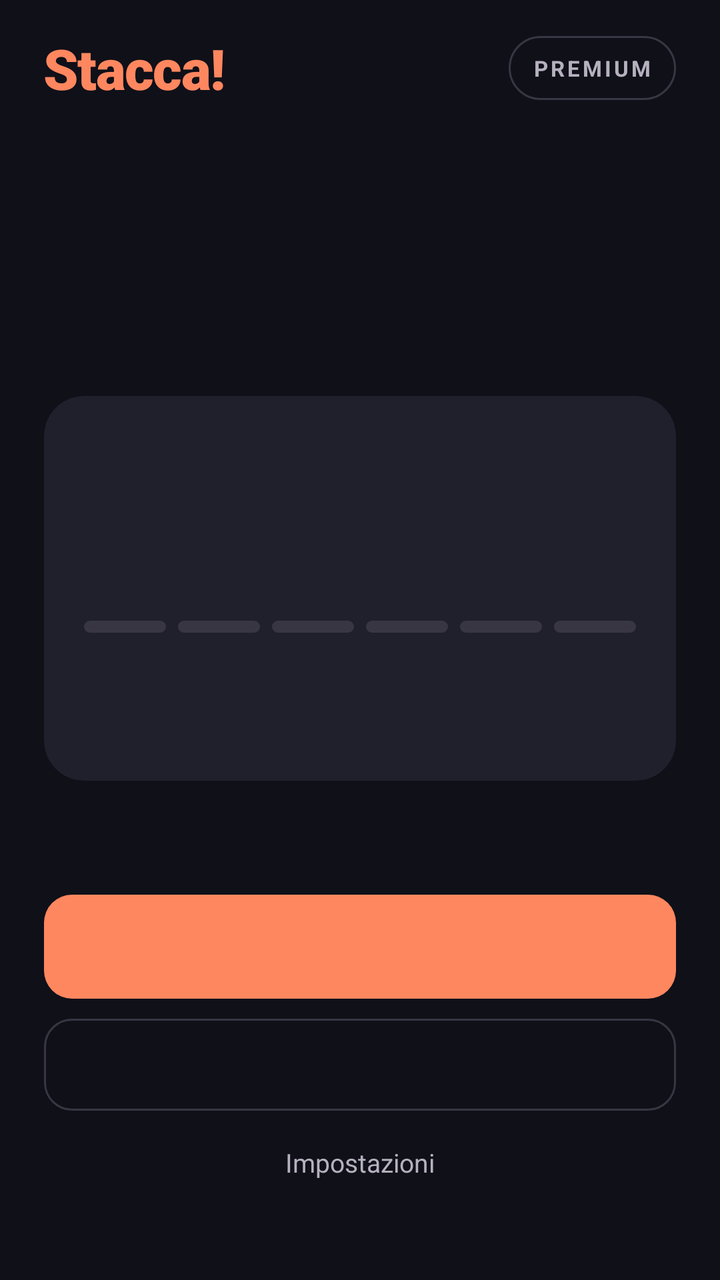
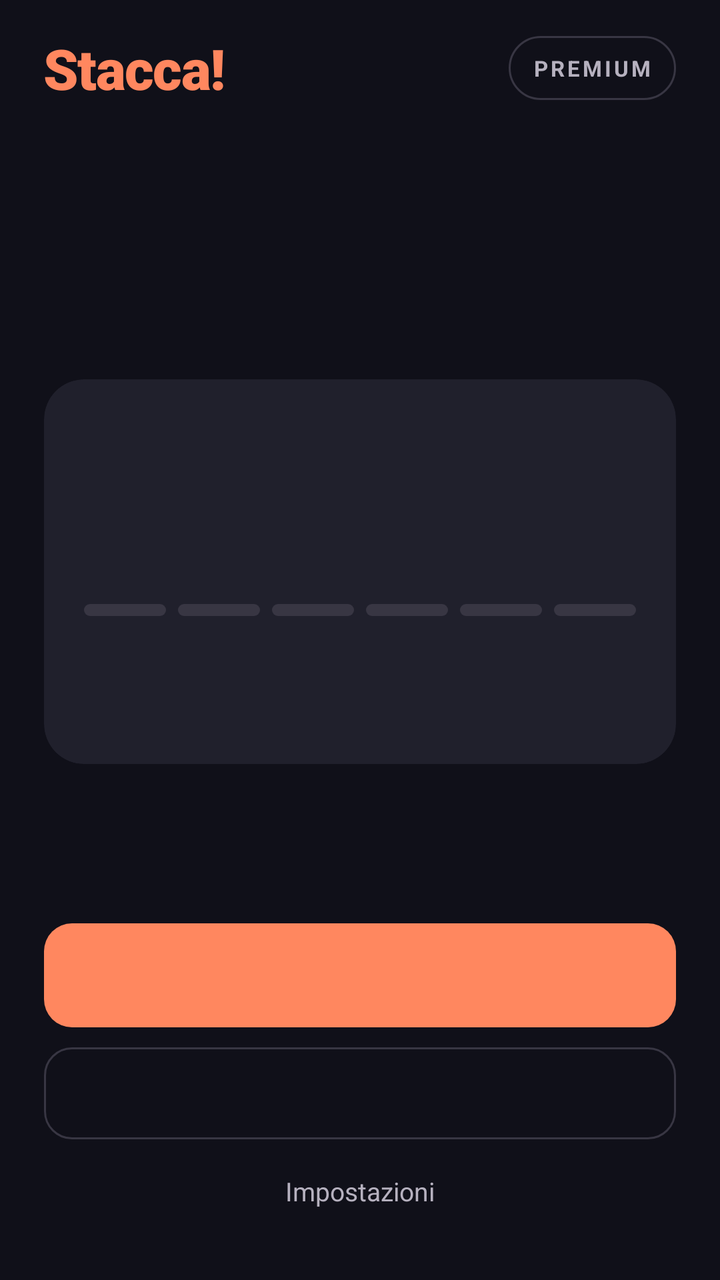

Two renders of the same Android screen: before a commit and after it. Below are the layout's source before the change and the commit's diff.
<!-- AndroidManifest.xml: activity theme Theme.Stacca -->
<!-- res/layout/activity_main.xml -->
<?xml version="1.0" encoding="utf-8"?>
<ScrollView xmlns:android="http://schemas.android.com/apk/res/android"
    xmlns:app="http://schemas.android.com/apk/res-auto"
    android:layout_width="match_parent"
    android:layout_height="match_parent"
    android:background="@color/home_bg"
    android:fillViewport="true">

    <LinearLayout
        android:layout_width="match_parent"
        android:layout_height="match_parent"
        android:orientation="vertical"
        android:paddingStart="22dp"
        android:paddingEnd="22dp"
        android:paddingTop="12dp"
        android:paddingBottom="8dp">

        
        <LinearLayout
            android:layout_width="match_parent"
            android:layout_height="wrap_content"
            android:orientation="horizontal"
            android:gravity="center_vertical"
            android:minHeight="44dp">

            <TextView
                android:id="@+id/tvAppTitle"
                android:layout_width="0dp"
                android:layout_height="wrap_content"
                android:layout_weight="1"
                android:text="@string/app_name"
                android:textSize="28sp"
                android:fontFamily="sans-serif-black"
                android:letterSpacing="-0.02"
                android:textColor="@color/home_accent" />

            <TextView
                android:id="@+id/tvPremiumBadge"
                android:layout_width="wrap_content"
                android:layout_height="wrap_content"
                android:minHeight="32dp"
                android:gravity="center"
                android:background="@drawable/bg_badge"
                android:paddingStart="12dp"
                android:paddingEnd="12dp"
                android:text="@string/premium_badge"
                android:textSize="11sp"
                android:textStyle="bold"
                android:letterSpacing="0.12"
                android:textColor="@color/home_text_secondary" />
        </LinearLayout>

        
        <com.google.android.material.card.MaterialCardView
            android:id="@+id/cardPermissions"
            android:layout_width="match_parent"
            android:layout_height="wrap_content"
            android:visibility="gone"
            app:cardBackgroundColor="@color/home_surface"
            app:cardCornerRadius="20dp"
            app:cardElevation="0dp"
            app:strokeColor="#FFAB00"
            app:strokeWidth="1dp"
            android:layout_marginTop="12dp">

            <LinearLayout
                android:layout_width="match_parent"
                android:layout_height="wrap_content"
                android:orientation="vertical"
                android:padding="16dp">

                <TextView
                    android:layout_width="wrap_content"
                    android:layout_height="wrap_content"
                    android:text="@string/perm_card_title"
                    android:textSize="14sp"
                    android:textStyle="bold"
                    android:textColor="@color/home_text"
                    android:layout_marginBottom="4dp" />

                <TextView
                    android:id="@+id/tvPermNotification"
                    android:layout_width="match_parent"
                    android:layout_height="wrap_content"
                    android:minHeight="44dp"
                    android:gravity="center_vertical"
                    android:textSize="13sp"
                    android:textColor="@color/home_text_secondary"
                    android:focusable="true" />

                <TextView
                    android:id="@+id/tvPermExactAlarm"
                    android:layout_width="match_parent"
                    android:layout_height="wrap_content"
                    android:minHeight="44dp"
                    android:gravity="center_vertical"
                    android:textSize="13sp"
                    android:textColor="@color/home_text_secondary"
                    android:focusable="true" />

                <TextView
                    android:id="@+id/tvPermBattery"
                    android:layout_width="match_parent"
                    android:layout_height="wrap_content"
                    android:minHeight="44dp"
                    android:gravity="center_vertical"
                    android:textSize="13sp"
                    android:textColor="@color/home_text_secondary"
                    android:focusable="true" />

            </LinearLayout>
        </com.google.android.material.card.MaterialCardView>

        <Space
            android:id="@+id/spaceTop"
            android:layout_width="match_parent"
            android:layout_height="0dp"
            android:layout_weight="1"
            android:minHeight="24dp" />

        
        <TextView
            android:id="@+id/tvHeroLabel"
            android:layout_width="wrap_content"
            android:layout_height="wrap_content"
            android:textSize="12sp"
            android:textStyle="bold"
            android:letterSpacing="0.14"
            android:textColor="@color/home_text_secondary" />

        <TextView
            android:id="@+id/tvHeroTitle"
            android:layout_width="match_parent"
            android:layout_height="wrap_content"
            android:layout_marginTop="10dp"
            android:textSize="30sp"
            android:fontFamily="sans-serif-black"
            android:lineSpacingMultiplier="1.08"
            android:letterSpacing="-0.01"
            android:textColor="@color/home_text" />

        <TextView
            android:id="@+id/tvHeroSub"
            android:layout_width="match_parent"
            android:layout_height="wrap_content"
            android:layout_marginTop="8dp"
            android:textSize="14sp"
            android:textColor="@color/home_text_secondary" />

        
        <com.google.android.material.card.MaterialCardView
            android:id="@+id/cardInfo"
            android:layout_width="match_parent"
            android:layout_height="wrap_content"
            android:layout_marginTop="20dp"
            app:cardBackgroundColor="@color/home_surface"
            app:cardCornerRadius="20dp"
            app:cardElevation="0dp"
            app:strokeWidth="0dp">

            <LinearLayout
                android:layout_width="match_parent"
                android:layout_height="wrap_content"
                android:orientation="vertical"
                android:padding="20dp">

                <TextView
                    android:id="@+id/tvCardLabel"
                    android:layout_width="wrap_content"
                    android:layout_height="wrap_content"
                    android:textSize="12sp"
                    android:textStyle="bold"
                    android:letterSpacing="0.14"
                    android:textColor="@color/home_text_secondary" />

                <TextView
                    android:id="@+id/tvCardValue"
                    android:layout_width="wrap_content"
                    android:layout_height="wrap_content"
                    android:layout_marginTop="6dp"
                    android:textSize="46sp"
                    android:textStyle="bold"
                    android:fontFeatureSettings="tnum"
                    android:letterSpacing="-0.02"
                    android:includeFontPadding="false"
                    android:textColor="@color/home_text" />

                
                <LinearLayout
                    android:id="@+id/segments"
                    android:layout_width="match_parent"
                    android:layout_height="6dp"
                    android:layout_marginTop="16dp"
                    android:orientation="horizontal">

                    <View android:id="@+id/seg1" android:layout_width="0dp" android:layout_height="match_parent" android:layout_weight="1" android:layout_marginEnd="6dp" android:background="@drawable/bg_segment" />
                    <View android:id="@+id/seg2" android:layout_width="0dp" android:layout_height="match_parent" android:layout_weight="1" android:layout_marginEnd="6dp" android:background="@drawable/bg_segment" />
                    <View android:id="@+id/seg3" android:layout_width="0dp" android:layout_height="match_parent" android:layout_weight="1" android:layout_marginEnd="6dp" android:background="@drawable/bg_segment" />
                    <View android:id="@+id/seg4" android:layout_width="0dp" android:layout_height="match_parent" android:layout_weight="1" android:layout_marginEnd="6dp" android:background="@drawable/bg_segment" />
                    <View android:id="@+id/seg5" android:layout_width="0dp" android:layout_height="match_parent" android:layout_weight="1" android:layout_marginEnd="6dp" android:background="@drawable/bg_segment" />
                    <View android:id="@+id/seg6" android:layout_width="0dp" android:layout_height="match_parent" android:layout_weight="1" android:background="@drawable/bg_segment" />
                </LinearLayout>

                
                <LinearLayout
                    android:layout_width="match_parent"
                    android:layout_height="wrap_content"
                    android:layout_marginTop="10dp"
                    android:orientation="horizontal"
                    android:gravity="center_vertical">

                    <TextView
                        android:id="@+id/tvCardFootLeft"
                        android:layout_width="0dp"
                        android:layout_height="wrap_content"
                        android:layout_weight="1"
                        android:textSize="13sp"
                        android:textColor="@color/home_text_secondary" />

                    <TextView
                        android:id="@+id/tvCardFootRight"
                        android:layout_width="wrap_content"
                        android:layout_height="wrap_content"
                        android:minHeight="44dp"
                        android:minWidth="44dp"
                        android:gravity="center_vertical|end"
                        android:textSize="13sp"
                        android:fontFeatureSettings="tnum"
                        android:textColor="@color/home_text_secondary" />
                </LinearLayout>

            </LinearLayout>
        </com.google.android.material.card.MaterialCardView>

        
        <TextView
            android:id="@+id/tvExplain"
            android:layout_width="match_parent"
            android:layout_height="wrap_content"
            android:layout_marginTop="18dp"
            android:textSize="14sp"
            android:lineSpacingMultiplier="1.15"
            android:textColor="@color/home_text_secondary" />

        <Space
            android:id="@+id/spaceBottom"
            android:layout_width="match_parent"
            android:layout_height="20dp" />

        
        <com.google.android.material.button.MaterialButton
            android:id="@+id/btnPrimary"
            android:layout_width="match_parent"
            android:layout_height="52dp"
            android:insetTop="0dp"
            android:insetBottom="0dp"
            android:textSize="17sp"
            android:textStyle="bold"
            android:textAllCaps="false"
            android:letterSpacing="0"
            android:textColor="@color/home_on_accent"
            app:backgroundTint="@color/home_accent"
            app:cornerRadius="14dp"
            app:elevation="0dp" />

        <com.google.android.material.button.MaterialButton
            android:id="@+id/btnSecondary"
            style="@style/Widget.Material3.Button.OutlinedButton"
            android:layout_width="match_parent"
            android:layout_height="46dp"
            android:layout_marginTop="10dp"
            android:insetTop="0dp"
            android:insetBottom="0dp"
            android:textSize="15sp"
            android:textStyle="bold"
            android:textAllCaps="false"
            android:letterSpacing="0"
            android:textColor="@color/home_text"
            app:strokeColor="@color/home_border"
            app:strokeWidth="1dp"
            app:cornerRadius="14dp" />

        
        <LinearLayout
            android:layout_width="match_parent"
            android:layout_height="wrap_content"
            android:layout_marginTop="4dp"
            android:orientation="horizontal"
            android:gravity="center">

            <TextView
                android:id="@+id/tvSnooze"
                android:layout_width="0dp"
                android:layout_height="wrap_content"
                android:layout_weight="1"
                android:minHeight="44dp"
                android:gravity="center_vertical|start"
                android:textSize="14sp"
                android:textColor="@color/home_text"
                android:background="?attr/selectableItemBackground"
                android:visibility="gone" />

            <TextView
                android:id="@+id/btnSettings"
                android:layout_width="wrap_content"
                android:layout_height="wrap_content"
                android:minHeight="44dp"
                android:minWidth="44dp"
                android:paddingStart="12dp"
                android:paddingEnd="12dp"
                android:gravity="center"
                android:text="@string/home_settings"
                android:textSize="13sp"
                android:textColor="@color/home_text_secondary"
                android:background="?attr/selectableItemBackgroundBorderless" />
        </LinearLayout>

        
        <Space
            android:layout_width="match_parent"
            android:layout_height="0dp"
            android:layout_weight="1" />

    </LinearLayout>
</ScrollView>
<!-- resources referenced by this layout -->
<resources>
  <color name="home_accent">#FF875F</color>
  <color name="home_bg">#101019</color>
  <color name="home_border">#383643</color>
  <color name="home_on_accent">#20110B</color>
  <color name="home_surface">#20202C</color>
  <color name="home_text">#F8F5F0</color>
  <color name="home_text_secondary">#B6B1BF</color>
  <!-- drawable bg_badge (drawable) -->
  <?xml version="1.0" encoding="utf-8"?>
  <shape xmlns:android="http://schemas.android.com/apk/res/android"
      android:shape="rectangle">
      <solid android:color="@android:color/transparent" />
      <stroke
          android:width="1dp"
          android:color="@color/home_border" />
      <corners android:radius="999dp" />
  </shape>
  <!-- drawable bg_segment (drawable) -->
  <?xml version="1.0" encoding="utf-8"?>
  <shape xmlns:android="http://schemas.android.com/apk/res/android"
      android:shape="rectangle">
      <solid android:color="@color/home_border" />
      <corners android:radius="3dp" />
  </shape>
  <string name="app_name">Stacca!</string>
  <string name="home_settings">Impostazioni</string>
  <string name="perm_card_title">🛡️ Protezione allarmi</string>
  <string name="premium_badge">PREMIUM</string>
  <style name="Theme.Stacca" parent="Theme.Material3.Dark.NoActionBar">
          <item name="colorPrimary">@color/primary</item>
          <item name="colorPrimaryDark">@color/primary_dark</item>
          <item name="colorOnPrimary">@color/on_primary</item>
          <item name="colorSecondary">@color/secondary</item>
          <item name="colorOnSecondary">@color/on_secondary</item>
          <item name="colorTertiary">@color/tertiary</item>
          <item name="colorOnTertiary">@color/on_tertiary</item>
          <item name="android:colorBackground">@color/background_dark</item>
          <item name="colorSurface">@color/surface</item>
          <item name="colorSurfaceVariant">@color/surface_variant</item>
          <item name="android:textColorPrimary">@color/text_primary</item>
          <item name="android:textColorSecondary">@color/text_secondary</item>
          <item name="android:textColorHint">@color/text_hint</item>
          <item name="android:statusBarColor">@color/background_dark</item>
          <item name="android:navigationBarColor">@color/background_dark</item>
          <item name="android:windowBackground">@color/background_dark</item>
      </style>
  <color name="primary">#FF6B35</color>
  <color name="primary_dark">#E55A2B</color>
  <color name="on_primary">#FFFFFF</color>
  <color name="secondary">#7B2FF7</color>
  <color name="on_secondary">#FFFFFF</color>
  <color name="tertiary">#00C9A7</color>
  <color name="on_tertiary">#FFFFFF</color>
  <color name="background_dark">#0D0D1A</color>
  <color name="surface">#16213E</color>
  <color name="surface_variant">#1E2A4A</color>
  <color name="text_primary">#FFFFFF</color>
  <color name="text_secondary">#B0B0CC</color>
  <color name="text_hint">#6E6E8A</color>
</resources>

<!-- the commit's change to res/layout/activity_main.xml (unified diff, before → after) -->
@@ -114,9 +114,7 @@
         <Space
             android:id="@+id/spaceTop"
             android:layout_width="match_parent"
-            android:layout_height="0dp"
-            android:layout_weight="1"
-            android:minHeight="24dp" />
+            android:layout_height="20dp" />
 
         
         <TextView
@@ -245,7 +243,9 @@
         <Space
             android:id="@+id/spaceBottom"
             android:layout_width="match_parent"
-            android:layout_height="20dp" />
+            android:layout_height="0dp"
+            android:layout_weight="3"
+            android:minHeight="20dp" />
 
         
         <com.google.android.material.button.MaterialButton
